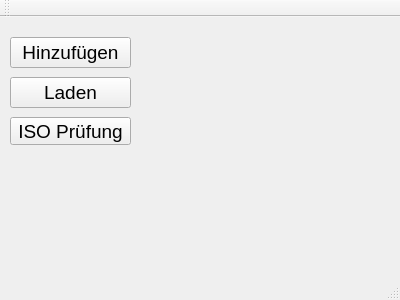
The window that schrauber.ui (a6min/tool-management-system) describes before a commit, drawn with Qt 5.
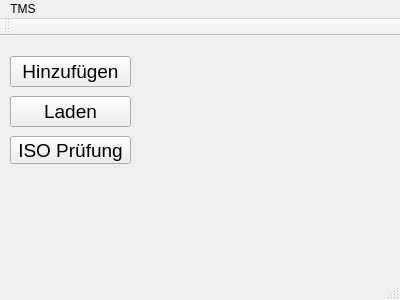
The same window after the commit.

```diff
--- a/schrauber.ui
+++ b/schrauber.ui
@@ -78,6 +78,13 @@
      <height>22</height>
     </rect>
    </property>
+   <widget class="QMenu" name="menuTMS">
+    <property name="title">
+     <string>TMS</string>
+    </property>
+    <addaction name="actionSchliessen"/>
+   </widget>
+   <addaction name="menuTMS"/>
   </widget>
   <widget class="QToolBar" name="mainToolBar">
    <attribute name="toolBarArea">
```
Left out of the diff: 5 changed lines with no effect on the pictures.
